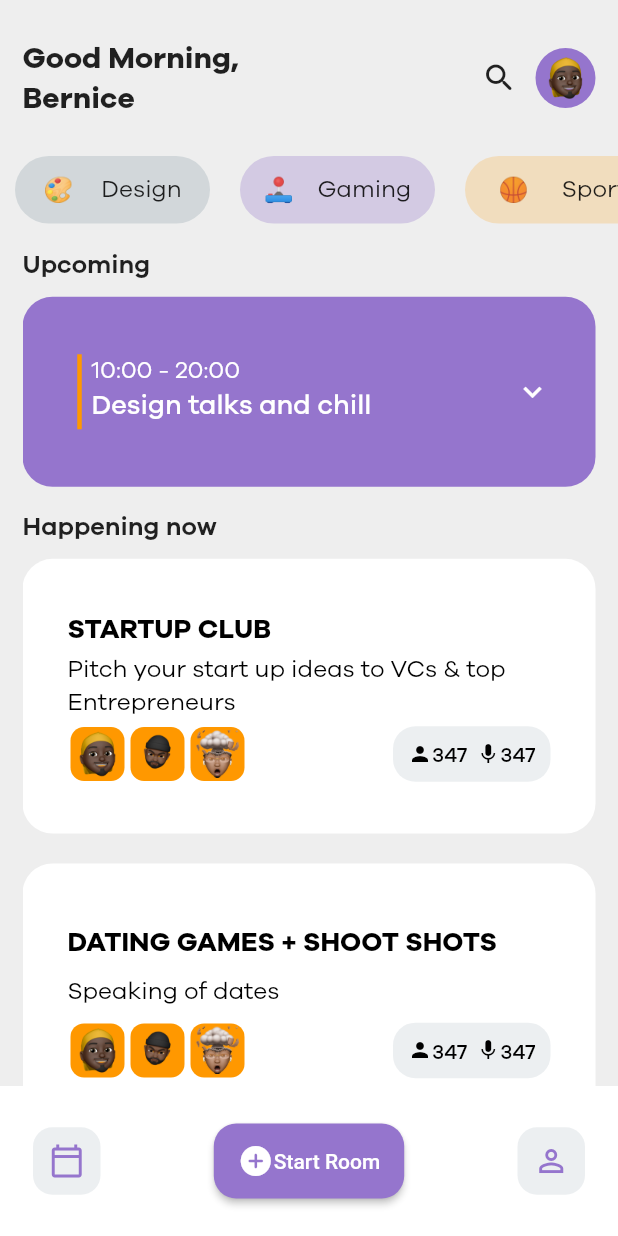
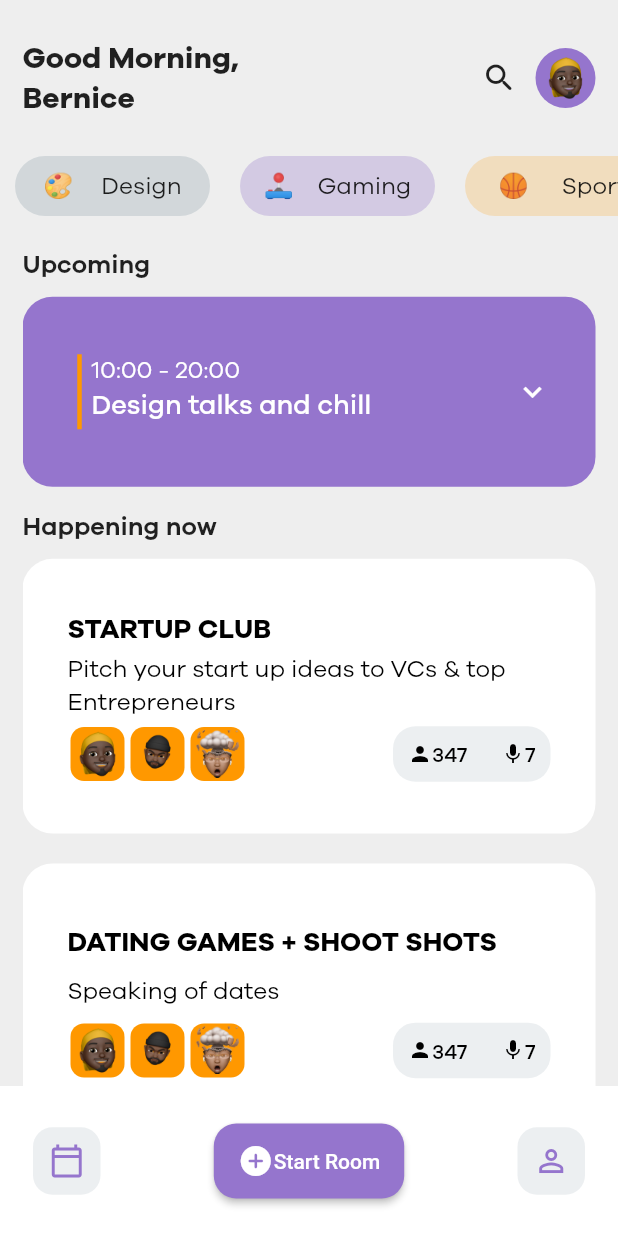
Before and after one commit to Codesait/geekHouse, a Flutter app: the screen it shows after launch, on a phone screen of 412 x 824 dp. Run offline on Flutter 3.47's test engine with Material 2 defaults, Android fonts, the phone set to English and light mode, and no system bars.

Commit message:
home page completed

```diff
--- a/lib/pages/home.dart
+++ b/lib/pages/home.dart
@@ -46,6 +46,7 @@ class _HomeState extends State<Home> {
                         SizedBox(height: 25),
                         Container(
                           height: 45,
+                          padding: const EdgeInsets.only(bottom: 5),
                           width: fullWidth(context),
                           child: ListView(
                               scrollDirection: Axis.horizontal,
--- a/lib/widget/currentTalks.dart
+++ b/lib/widget/currentTalks.dart
@@ -93,7 +93,7 @@ class CurrentTablet extends StatelessWidget {
                           children: [
                             Icon(Icons.mic,color: Colors.black,size: 16,),
                             Text(
-                              visitors,
+                              speaking,
                               style: TextStyle(
                                   fontFamily: 'Galano',
                                   color: Colors.black,
```
